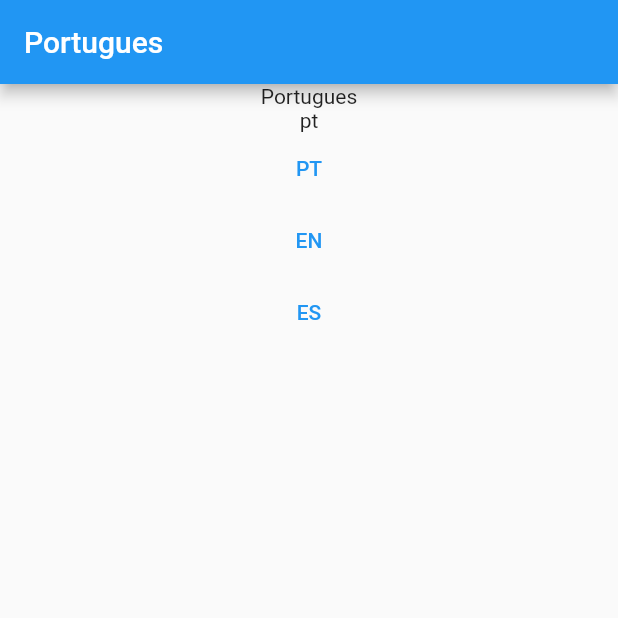
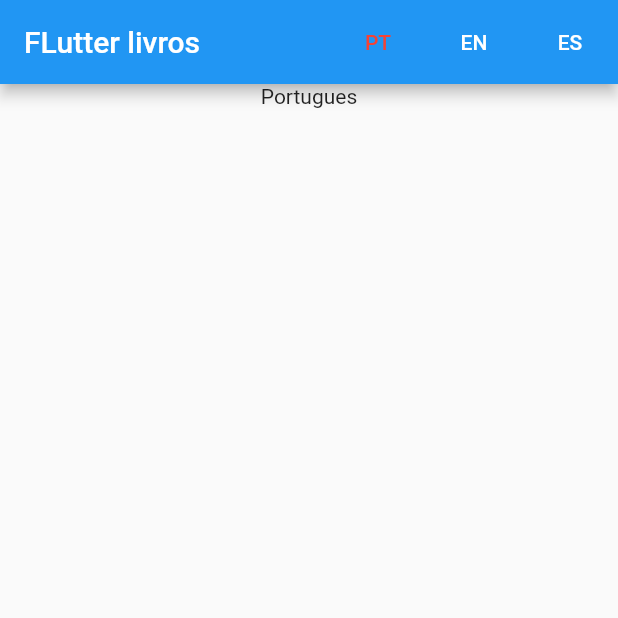
Before and after one commit to JoceliPacheco/flutter_books, a Flutter app: the screen it shows after launch, after a tap on "PT", on a phone screen of 412 x 824 dp, the top half of it. Run offline on Flutter 3.47's test engine with Material 2 defaults, Android fonts, the phone set to English and light mode, and no system bars; our stand-ins replace dio, flutter_mobx, flutter_modular, mobx, sqflite; accounts and stored records are empty; generated files the repository leaves out were written again.

Commit message:
fix(app): melhoria componentização

```diff
--- a/lib/src/config/lang/app_en.arb
+++ b/lib/src/config/lang/app_en.arb
@@ -1,3 +1,4 @@
 {
-    "idioma": "Ingles"
+    "title": "FLutter books",
+   "lang": "English"
 }
--- a/lib/src/config/lang/app_es.arb
+++ b/lib/src/config/lang/app_es.arb
@@ -1,3 +1,4 @@
 {
-    "idioma": "Espanhol"
+    "title": "FLutter libros",
+   "lang": "Español"
 }
--- a/lib/src/config/lang/app_pt.arb
+++ b/lib/src/config/lang/app_pt.arb
@@ -1,3 +1,4 @@
 {
-    "idioma": "Portugues"
+     "title": "FLutter livros",
+    "lang": "Portugues"
 }
--- a/lib/src/core/app_controller.dart
+++ b/lib/src/core/app_controller.dart
@@ -14,7 +14,6 @@ abstract class AppControllerBase with Store {
 
   @action
   setLang(String newLanguage) {
-    print(newLanguage);
     lang = newLanguage;
   }
 
--- a/lib/src/modules/home/home_page.dart
+++ b/lib/src/modules/home/home_page.dart
@@ -3,6 +3,8 @@ import 'package:flutter_books/src/core/app_controller.dart';
 import 'package:flutter_gen/gen_l10n/app_localizations.dart';
 import 'package:flutter_mobx/flutter_mobx.dart';
 import 'package:flutter_modular/flutter_modular.dart';
+
+import '../../shared/components/app_bar/button_language.dart';
 
 // ignore: must_be_immutable
 class HomePage extends StatelessWidget {
@@ -12,22 +14,21 @@ class HomePage extends StatelessWidget {
 
   @override
   Widget build(BuildContext context) {
+    String localeName = AppLocalizations.of(context)!.localeName;
     return Scaffold(
       appBar: AppBar(
-        title: Text(AppLocalizations.of(context)!.idioma),
+        title: Text(AppLocalizations.of(context)!.title),
+        actions: [
+          ButtonLanguage('pt'),
+          ButtonLanguage('en'),
+          ButtonLanguage('es'),
+        ],
       ),
       body: Column(
         children: [
           Center(
-            child: Text(AppLocalizations.of(context)!.idioma),
+            child: Text(AppLocalizations.of(context)!.lang),
           ),
-          Observer(builder: (context) => Text(controller.lang)),
-          TextButton(
-              onPressed: () => controller.setLang('pt'), child: Text('PT')),
-          TextButton(
-              onPressed: () => controller.setLang('en'), child: Text('EN')),
-          TextButton(
-              onPressed: () => controller.setLang('es'), child: Text('ES')),
         ],
       ),
     );
--- /dev/null
+++ b/lib/src/shared/components/app_bar/button_language.dart
@@ -0,0 +1,28 @@
+import 'package:flutter/material.dart';
+import 'package:flutter_books/src/core/app_controller.dart';
+import 'package:flutter_modular/flutter_modular.dart';
+import 'package:flutter_gen/gen_l10n/app_localizations.dart';
+
+class ButtonLanguage extends StatelessWidget {
+  final AppController controller = Modular.get();
+  final String language;
+
+  ButtonLanguage(
+    this.language, {
+    super.key,
+  });
+
+  @override
+  Widget build(BuildContext context) {
+    String localeName = AppLocalizations.of(context)!.localeName;
+    return TextButton(
+      onPressed: () => controller.setLang(language),
+      child: Text(
+        language.toUpperCase(),
+        style: TextStyle(
+          color: localeName == language ? Colors.red : Colors.white,
+        ),
+      ),
+    );
+  }
+}
```
